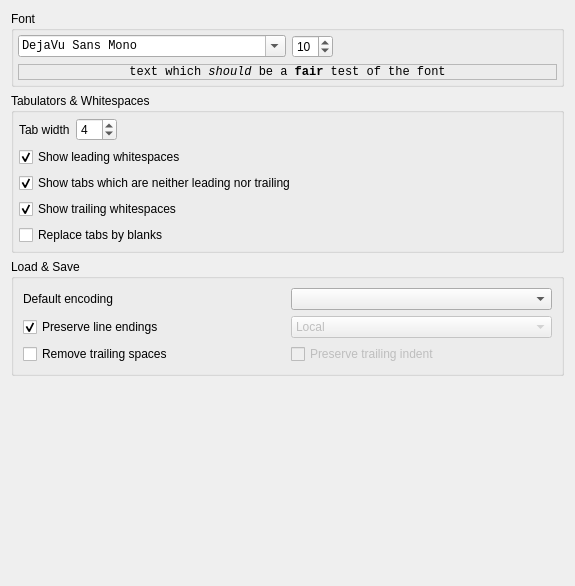
Above: src/qcodeeditwidget/qeditconfig.ui from Wing-summer/WingHexExplorer2 before the change. Below: the same form after it.
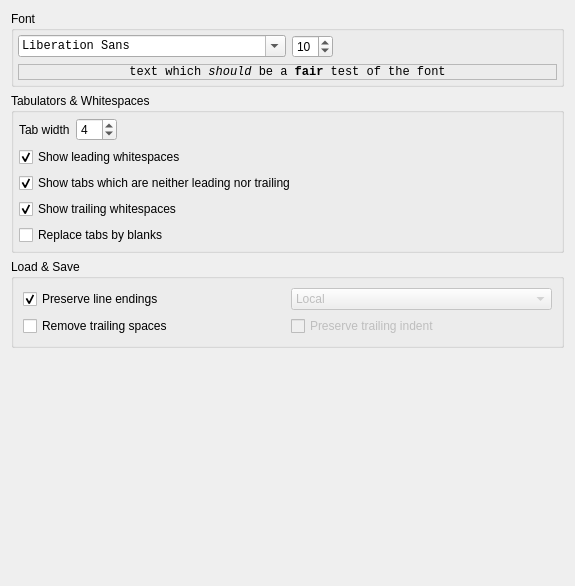
That is the form after the change.

```diff
--- a/src/qcodeeditwidget/qeditconfig.ui
+++ b/src/qcodeeditwidget/qeditconfig.ui
@@ -32,9 +32,9 @@
           <family>Monospace</family>
          </font>
         </property>
-        <property name="currentFont" >
+        <property name="currentFont">
          <font>
-          <family>DejaVu Sans Mono</family>
+          <family>Tahoma</family>
          </font>
         </property>
        </widget>
@@ -201,20 +201,10 @@
      <property name="title" >
       <string>Load &amp;&amp; Save</string>
      </property>
-     <layout class="QGridLayout" name="gridLayout" >
-      <item row="0" column="0" >
-       <widget class="QLabel" name="label" >
-        <property name="text" >
-         <string>Default encoding</string>
-        </property>
-       </widget>
-      </item>
-      <item row="0" column="1" >
-       <widget class="QComboBox" name="cbEncoding" />
-      </item>
-      <item row="1" column="0" >
-       <widget class="QCheckBox" name="chkDetectLE" >
-        <property name="text" >
+     <layout class="QGridLayout" name="gridLayout">
+      <item row="0" column="0">
+       <widget class="QCheckBox" name="chkDetectLE">
+        <property name="text">
          <string>Preserve line endings</string>
         </property>
         <property name="checked" >
@@ -222,9 +212,9 @@
         </property>
        </widget>
       </item>
-      <item row="1" column="1" >
-       <widget class="QComboBox" name="cbLineEndings" >
-        <property name="enabled" >
+      <item row="0" column="1">
+       <widget class="QComboBox" name="cbLineEndings">
+        <property name="enabled">
          <bool>false</bool>
         </property>
         <item>
@@ -249,16 +239,16 @@
         </item>
        </widget>
       </item>
-      <item row="2" column="0" >
-       <widget class="QCheckBox" name="chkAutoRemoveTrailingWhitespace" >
-        <property name="text" >
+      <item row="1" column="0">
+       <widget class="QCheckBox" name="chkAutoRemoveTrailingWhitespace">
+        <property name="text">
          <string>Remove trailing spaces</string>
         </property>
        </widget>
       </item>
-      <item row="2" column="1" >
-       <widget class="QCheckBox" name="chkPreserveTrailingIndent" >
-        <property name="enabled" >
+      <item row="1" column="1">
+       <widget class="QCheckBox" name="chkPreserveTrailingIndent">
+        <property name="enabled">
          <bool>false</bool>
         </property>
         <property name="text" >
```
Left out of the diff: 151 changed lines with no effect on the pictures.
